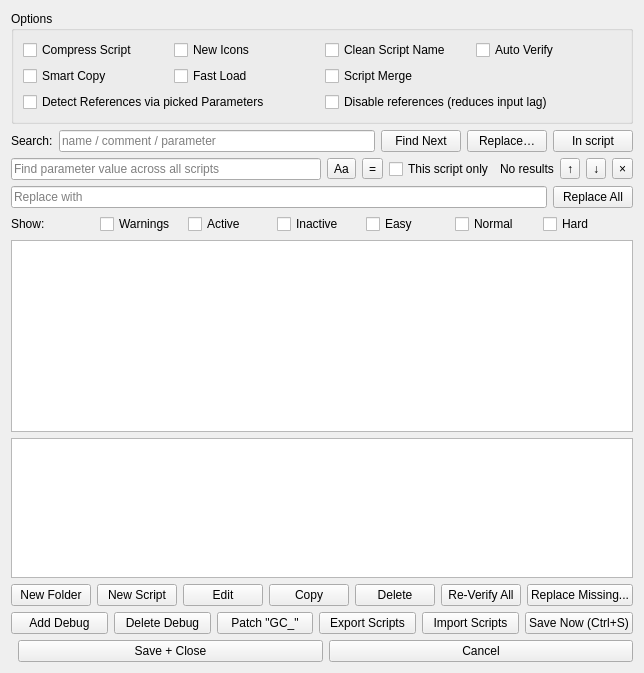
The window that GeneralsMD/Code/Tools/WorldBuilder/qt/WBQtScriptWindow.ui (triatomic/worldbuilderQT) describes before a commit, drawn with Qt 5.
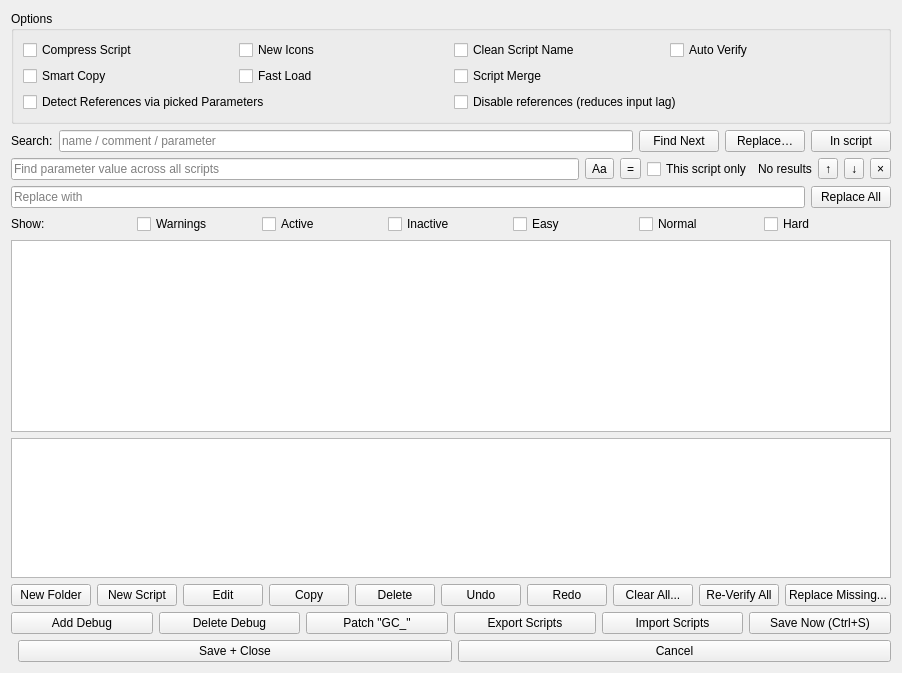
The same window after the commit.

Commit message: Script editor: Clear All button, and make Undo reachable

```diff
--- a/GeneralsMD/Code/Tools/WorldBuilder/qt/WBQtScriptWindow.ui
+++ b/GeneralsMD/Code/Tools/WorldBuilder/qt/WBQtScriptWindow.ui
@@ -425,6 +425,36 @@
        </property>
       </widget>
      </item>
+     <item>
+      <widget class="QPushButton" name="undoBtn">
+       <property name="text">
+        <string>Undo</string>
+       </property>
+       <property name="toolTip">
+        <string>Undo the last script edit (Ctrl+Z).</string>
+       </property>
+      </widget>
+     </item>
+     <item>
+      <widget class="QPushButton" name="redoBtn">
+       <property name="text">
+        <string>Redo</string>
+       </property>
+       <property name="toolTip">
+        <string>Redo the last undone script edit (Ctrl+Y).</string>
+       </property>
+      </widget>
+     </item>
+     <item>
+      <widget class="QPushButton" name="clearAllBtn">
+       <property name="text">
+        <string>Clear All...</string>
+       </property>
+       <property name="toolTip">
+        <string>Remove every script and folder from the map, for all players. Undoable.</string>
+       </property>
+      </widget>
+     </item>
      <item>
       <widget class="QPushButton" name="verify">
        <property name="text">
```
The commit also changes 5 other files.
